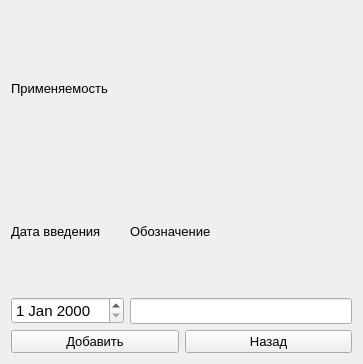
Above: applicabilityminiform.ui from Lelius/FileLibrary before the change. Below: the same form after it.
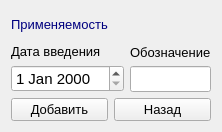
That is the form after the change.

```diff
--- a/applicabilityminiform.ui
+++ b/applicabilityminiform.ui
@@ -6,8 +6,8 @@
    <rect>
     <x>0</x>
     <y>0</y>
-    <width>363</width>
-    <height>364</height>
+    <width>218</width>
+    <height>132</height>
    </rect>
   </property>
   <property name="sizePolicy">
@@ -30,7 +30,7 @@
         </font>
        </property>
        <property name="text">
-        <string>Применяемость</string>
+        <string>&lt;html&gt;&lt;head/&gt;&lt;body&gt;&lt;p&gt;&lt;span style=&quot; color:#00007f;&quot;&gt;Применяемость&lt;/span&gt;&lt;/p&gt;&lt;/body&gt;&lt;/html&gt;</string>
        </property>
       </widget>
      </item>
```
